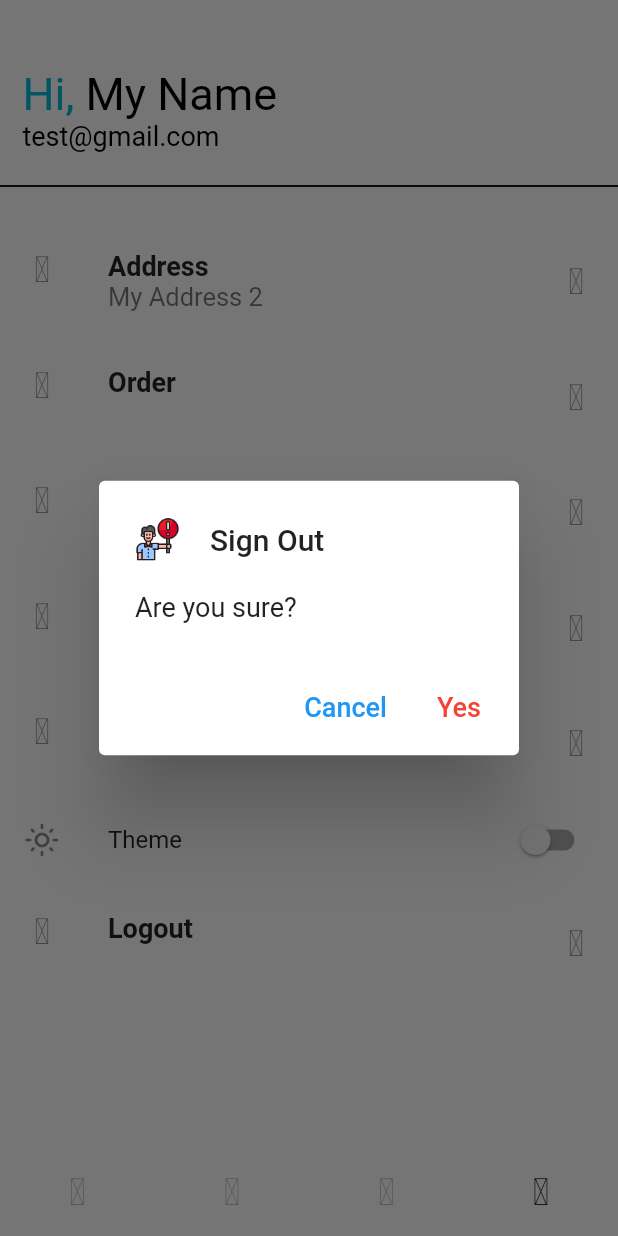
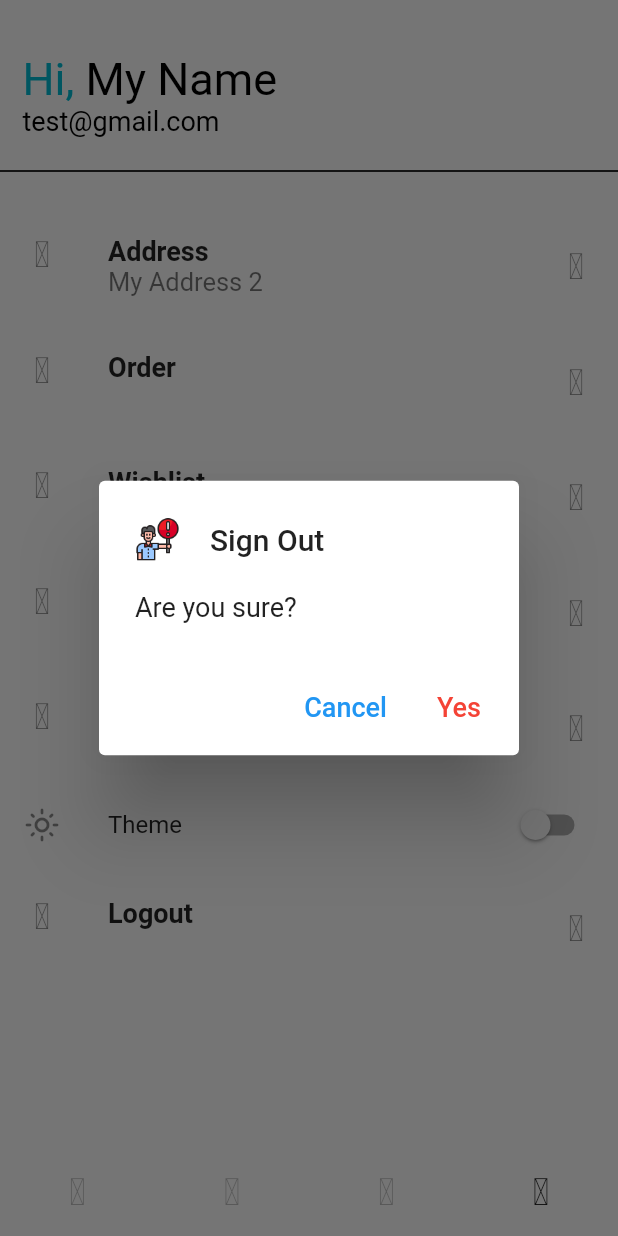
Before and after one commit to Samitti/grocery-app-ui-backend, a Flutter app: the screen it shows after launch, item 4 of the bottom bar chosen, after a tap on "Logout", on a phone screen of 412 x 824 dp. Run offline on Flutter 3.47's test engine with Material 2 defaults, Android fonts, the phone set to English and light mode, and no system bars; our stand-ins replace card_swiper, flutter_iconly, shared_preferences; network calls fail.

Commit message:
Dimesnion -- Refacatoring

```diff
--- a/lib/screens/bottom bar/components/bottom_navigations.dart
+++ b/lib/screens/bottom bar/components/bottom_navigations.dart
@@ -1,5 +1,6 @@
 import 'package:flutter/material.dart';
 import 'package:flutter_iconly/flutter_iconly.dart';
+import 'package:grocery/constants/dimension.dart';
 import 'package:grocery/provider/dark_theme_provider.dart';
 import 'package:provider/provider.dart';
 
@@ -13,6 +14,7 @@ class BottomBarNavigations extends StatelessWidget {
   Widget build(BuildContext context) {
     final themeState = Provider.of<DarkThemeProvider>(context);
     bool isDark =  themeState.getDarkTheme;
+    final AppDimensions dimensions = AppDimensions(context);
 
     return BottomNavigationBar(
         unselectedItemColor: isDark ? Colors.white10 : Colors.black26,
@@ -22,7 +24,7 @@ class BottomBarNavigations extends StatelessWidget {
         showUnselectedLabels: false,
         backgroundColor: isDark ? Theme.of(context).cardColor : Colors.white,
         type: BottomNavigationBarType.fixed,
-        iconSize: 25.0,
+        iconSize: dimensions.getScreenW(25),
         currentIndex: selectedIndex,
         onTap: press,
         items: <BottomNavigationBarItem>[
--- a/lib/screens/user/components/body.dart
+++ b/lib/screens/user/components/body.dart
@@ -1,4 +1,5 @@
 import 'package:flutter/material.dart';
+import 'package:grocery/constants/dimension.dart';
 import 'package:grocery/provider/dark_theme_provider.dart';
 import 'package:grocery/screens/user/components/tiles.dart';
 import 'package:provider/provider.dart';
@@ -11,22 +12,23 @@ class BodyUserScreen extends StatelessWidget {
 
     final themeState = Provider.of<DarkThemeProvider>(context);
     final Color color = themeState.getDarkTheme ? Colors.white : Colors.black;
+    final AppDimensions dimensions = AppDimensions(context);
 
     return SafeArea(
       child: Padding(
-        padding: const EdgeInsets.only(top: 40.0),
+        padding: EdgeInsets.only(top: dimensions.getScreenH(30)),
         child: SingleChildScrollView(
           child: Column(
             crossAxisAlignment: CrossAxisAlignment.start,
             mainAxisAlignment: MainAxisAlignment.center,
             children: [
-              headerUserScreen(color: color),
-              const SizedBox(height: 15),
+              headerUserScreen(color: color, context: context),
+              SizedBox(height: dimensions.getScreenH(15)),
               const Divider(
-                thickness: 1.2,
+                thickness: 1.1,
                 color: Colors.black,
               ),
-              const SizedBox(height: 20),
+              SizedBox(height: dimensions.getScreenH(20)),
               const Titles(),
             ],
           ),
@@ -35,23 +37,23 @@ class BodyUserScreen extends StatelessWidget {
     );
   }
 
-  Container headerUserScreen({required Color color}) {
+  Container headerUserScreen({required Color color, required BuildContext context}) {
     return Container(
-      margin: const EdgeInsets.only(left: 15, top: 5),
+      margin: EdgeInsets.only(left: AppDimensions(context).getScreenW(15), top: AppDimensions(context).getScreenH(5)),
       child: Text.rich(
         TextSpan(
           text: "Hi, ",
-          style: const TextStyle(color: Colors.cyan, fontSize: 30),
+          style: TextStyle(color: Colors.cyan, fontSize: AppDimensions(context).getScreenW(30)),
           children: [
             TextSpan(
                 text: 'My Name\n',
                 style: TextStyle(
                   color: color,
-                  fontSize: 30,
+                  fontSize: AppDimensions(context).getScreenW(30),
                 )),
             TextSpan(
                 text: 'test@gmail.com',
-                style: TextStyle(fontSize: 18, color: color))
+                style: TextStyle(fontSize: AppDimensions(context).getScreenW(18), color: color))
           ],
         ),
       ),
--- a/lib/screens/user/components/tiles.dart
+++ b/lib/screens/user/components/tiles.dart
@@ -1,6 +1,7 @@
 import 'package:flutter/material.dart';
 import 'package:flutter_iconly/flutter_iconly.dart';
-import 'package:grocery/screens/home/components/theme_button.dart';
+import 'package:grocery/constants/dimension.dart';
+import 'package:grocery/widgets/theme_button.dart';
 import 'package:grocery/screens/user/components/list_tile_profile.dart';
 
 class Titles extends StatefulWidget {
@@ -16,6 +17,7 @@ class _TitlesState extends State<Titles> {
   final TextEditingController textController = TextEditingController();
   @override
   Widget build(BuildContext context) {
+    final AppDimensions dimensions = AppDimensions(context);
     return Column(
       children: [
         ListTileProfile(
@@ -26,32 +28,32 @@ class _TitlesState extends State<Titles> {
             return await addressDialog(context);
           },
         ),
-        const SizedBox(height: 5),
+        SizedBox(height: dimensions.getScreenH(5)),
         ListTileProfile(
           leading: const Icon(IconlyLight.bag),
           title: "Order",
           press: () {},
         ),
-        const SizedBox(height: 5),
+        SizedBox(height: dimensions.getScreenH(5)),
         ListTileProfile(
           leading: const Icon(IconlyLight.heart),
           title: "Wishlist",
           press: () {},
         ),
-        const SizedBox(height: 5),
+        SizedBox(height: dimensions.getScreenH(5)),
         ListTileProfile(
           leading: const Icon(IconlyLight.show),
           title: "Viewed",
           press: () {},
         ),
-        const SizedBox(height: 5),
+        SizedBox(height: dimensions.getScreenH(5)),
         ListTileProfile(
           leading: const Icon(IconlyBold.unlock),
           title: "Forget Password",
           press: () {},
         ),
         const ThemeButton(),
-        const SizedBox(height: 5),
+        SizedBox(height: dimensions.getScreenH(5)),
         ListTileProfile(
           leading: const Icon(IconlyLight.logout),
           title: "Logout",
@@ -72,17 +74,17 @@ class _TitlesState extends State<Titles> {
               children: [
                 Image.asset(
                   "assets/images/warning-sign.png",
-                  height: 30,
-                  width: 30,
+                  height: AppDimensions(context).getScreenH(30),
+                  width: AppDimensions(context).getScreenH(30),
                   fit: BoxFit.fill,
                 ),
-                const SizedBox(
-                  width: 20,
+                SizedBox(
+                  width: AppDimensions(context).getScreenW(20),
                 ),
                 const Text("Sign Out")
               ],
             ),
-            content: const Text("Are you sure?" , style: TextStyle(fontSize: 18),),
+            content: Text("Are you sure?" , style: TextStyle(fontSize: AppDimensions(context).getScreenW(18)),),
             actions: [
               TextButton(
                 onPressed: () {
@@ -90,14 +92,14 @@ class _TitlesState extends State<Titles> {
                     Navigator.pop(context);
                   }
                 },
-                child: const Text("Cancel" , style: TextStyle(fontSize: 18),),
+                child: Text("Cancel" , style: TextStyle(fontSize: AppDimensions(context).getScreenW(18)),),
               ),
               TextButton(
                 onPressed: () {
                   Navigator.pop(context);
                 },
                 style: TextButton.styleFrom(foregroundColor: Colors.red),
-                child: const Text("Yes", style: TextStyle(fontSize: 18),),
+                child: Text("Yes", style: TextStyle(fontSize: AppDimensions(context).getScreenW(18)),),
               )
             ],
           );
--- a/lib/widgets/text_widget.dart
+++ b/lib/widgets/text_widget.dart
@@ -22,6 +22,7 @@ class TextWidget extends StatelessWidget {
       text,
       maxLines: maxLines,
       style: TextStyle(
+        height: 3,
           overflow: TextOverflow.ellipsis,
           color: color,
           fontSize: textSize,
--- a/lib/screens/home/components/theme_button.dart
+++ b/lib/widgets/theme_button.dart
@@ -13,7 +13,6 @@ class _ThemeButtonState extends State<ThemeButton> {
   @override
   Widget build(BuildContext context) {
     final themeState = Provider.of<DarkThemeProvider>(context);
-
     return SwitchListTile(
       title: const Text("Theme"),
       activeColor: Colors.white,
```
Also changed, not shown: lib/screens/category/categories_screen.dart (+9 -3 lines), lib/screens/category/components/body.dart (+5 -3 lines), lib/screens/category/components/category_cards.dart (+9 -7 lines).
